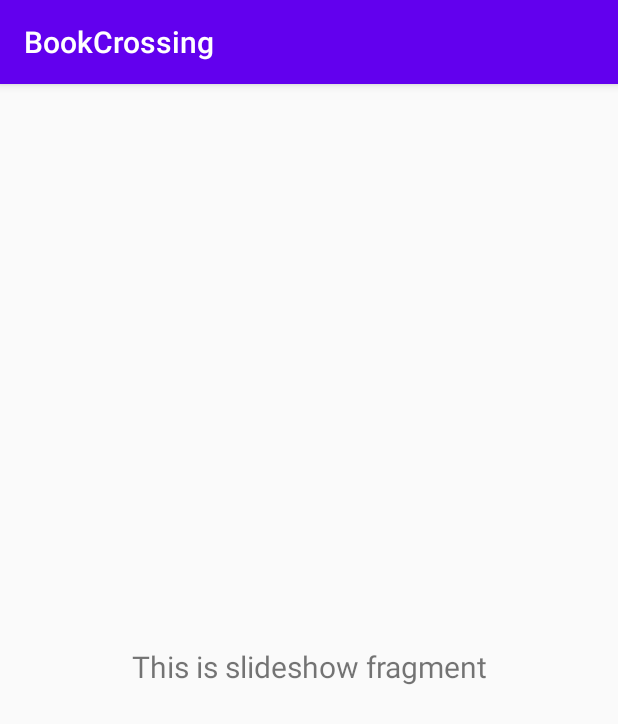
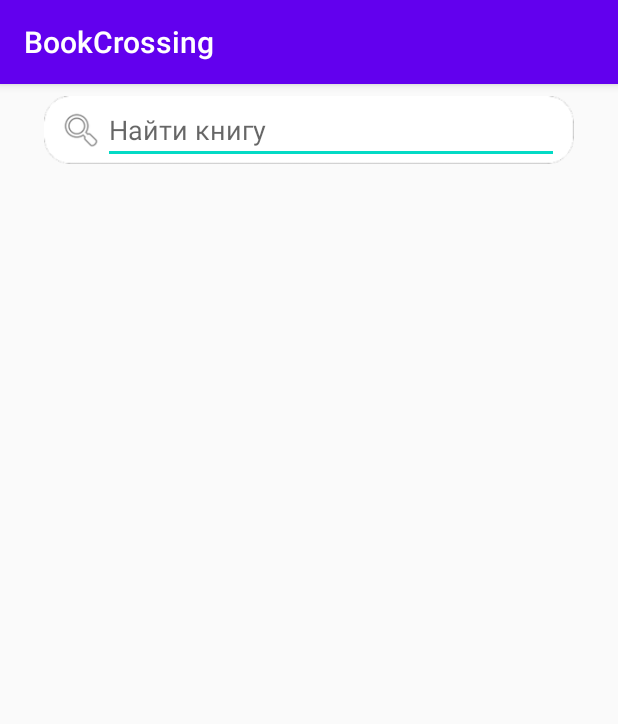
Before and after one commit to thetruemox/BookCrossing, an Android app: the fragment SlideshowFragment shown on its own in the app's theme, on a phone screen of 412 x 824 dp. Shown: the top 724 px of the screen. Run offline under Robolectric (Android 15) with nearby library versions, the phone set to English and light mode, and no system bars.

Commit message:
Правки

```diff
--- a/app/src/main/java/com/example/bookcrossing/MainActivity.java
+++ b/app/src/main/java/com/example/bookcrossing/MainActivity.java
@@ -39,7 +39,7 @@
         // Passing each menu ID as a set of Ids because each
         // menu should be considered as top level destinations.
         mAppBarConfiguration = new AppBarConfiguration.Builder(
-                R.id.nav_home, R.id.nav_gallery, R.id.nav_slideshow)
+                R.id.nav_home, R.id.nav_gallery, R.id.nav_my_books)
                 .setDrawerLayout(drawer)
                 .build();
         NavController navController = Navigation.findNavController(this, R.id.nav_host_fragment);
--- a/app/src/main/java/com/example/bookcrossing/ui/slideshow/SlideshowFragment.java
+++ b/app/src/main/java/com/example/bookcrossing/ui/slideshow/SlideshowFragment.java
@@ -22,14 +22,8 @@
                              ViewGroup container, Bundle savedInstanceState) {
         slideshowViewModel =
                 ViewModelProviders.of(this).get(SlideshowViewModel.class);
-        View root = inflater.inflate(R.layout.fragment_slideshow, container, false);
-        final TextView textView = root.findViewById(R.id.text_slideshow);
-        slideshowViewModel.getText().observe(getViewLifecycleOwner(), new Observer<String>() {
-            @Override
-            public void onChanged(@Nullable String s) {
-                textView.setText(s);
-            }
-        });
+        View root = inflater.inflate(R.layout.fragment_mybooks, container, false);
+
         return root;
     }
 }
--- a/app/src/main/res/layout/fragment_home.xml
+++ b/app/src/main/res/layout/fragment_home.xml
@@ -3,8 +3,7 @@
     xmlns:app="http://schemas.android.com/apk/res-auto"
     xmlns:tools="http://schemas.android.com/tools"
     android:layout_width="match_parent"
-    android:layout_height="match_parent"
-    tools:context=".ui.home.HomeFragment">
+    android:layout_height="match_parent">
 
     <ScrollView
         android:layout_width="match_parent"
--- /dev/null
+++ b/app/src/main/res/layout/fragment_mybooks.xml
@@ -0,0 +1,57 @@
+<?xml version="1.0" encoding="utf-8"?>
+<androidx.constraintlayout.widget.ConstraintLayout xmlns:android="http://schemas.android.com/apk/res/android"
+    xmlns:app="http://schemas.android.com/apk/res-auto"
+    xmlns:tools="http://schemas.android.com/tools"
+    android:layout_width="match_parent"
+    android:layout_height="match_parent">
+
+    <LinearLayout
+        android:id="@+id/linearLayout5"
+        android:layout_width="match_parent"
+        android:layout_height="wrap_content"
+        android:layout_marginStart="29dp"
+        android:layout_marginTop="8dp"
+        android:layout_marginEnd="29dp"
+        android:background="@drawable/f32"
+        android:gravity="center"
+        android:orientation="horizontal"
+        android:paddingLeft="10dp"
+        android:paddingRight="10dp"
+        app:layout_constraintEnd_toEndOf="parent"
+        app:layout_constraintStart_toStartOf="parent"
+        app:layout_constraintTop_toTopOf="parent">
+
+        <Button
+            android:id="@+id/button6"
+            android:layout_width="29dp"
+            android:layout_height="29dp"
+            android:layout_weight="0"
+            android:background="@android:drawable/ic_menu_search" />
+
+        <EditText
+            android:id="@+id/find_book"
+            android:layout_width="wrap_content"
+            android:layout_height="wrap_content"
+            android:layout_weight="1"
+            android:ems="10"
+            android:hint="Найти книгу"
+            android:inputType="textPersonName" />
+
+    </LinearLayout>
+
+    <ScrollView
+        android:id="@+id/scrollView2"
+        android:layout_width="match_parent"
+        android:layout_height="wrap_content"
+        app:layout_constraintEnd_toEndOf="parent"
+        app:layout_constraintHorizontal_bias="0.0"
+        app:layout_constraintStart_toStartOf="parent"
+        app:layout_constraintTop_toBottomOf="@+id/linearLayout5">
+
+        <LinearLayout
+            android:layout_width="match_parent"
+            android:layout_height="wrap_content"
+            android:orientation="vertical"/>
+    </ScrollView>
+
+</androidx.constraintlayout.widget.ConstraintLayout>
--- a/app/src/main/res/layout/fragment_slideshow.xml
+++ /dev/null
@@ -1,22 +0,0 @@
-<?xml version="1.0" encoding="utf-8"?>
-<androidx.constraintlayout.widget.ConstraintLayout xmlns:android="http://schemas.android.com/apk/res/android"
-    xmlns:app="http://schemas.android.com/apk/res-auto"
-    xmlns:tools="http://schemas.android.com/tools"
-    android:layout_width="match_parent"
-    android:layout_height="match_parent"
-    tools:context=".ui.slideshow.SlideshowFragment">
-
-    <TextView
-        android:id="@+id/text_slideshow"
-        android:layout_width="match_parent"
-        android:layout_height="wrap_content"
-        android:layout_marginStart="8dp"
-        android:layout_marginTop="8dp"
-        android:layout_marginEnd="8dp"
-        android:textAlignment="center"
-        android:textSize="20sp"
-        app:layout_constraintBottom_toBottomOf="parent"
-        app:layout_constraintEnd_toEndOf="parent"
-        app:layout_constraintStart_toStartOf="parent"
-        app:layout_constraintTop_toTopOf="parent" />
-</androidx.constraintlayout.widget.ConstraintLayout>
--- a/app/src/main/res/menu/activity_main_drawer.xml
+++ b/app/src/main/res/menu/activity_main_drawer.xml
@@ -13,7 +13,7 @@
             android:icon="@drawable/ic_menu_gallery"
             android:title="Профиль" />
         <item
-            android:id="@+id/nav_slideshow"
+            android:id="@+id/nav_my_books"
             android:icon="@drawable/ic_menu_slideshow"
             android:title="Мои книги" />
     </group>
--- a/app/src/main/res/values/strings.xml
+++ b/app/src/main/res/values/strings.xml
@@ -7,8 +7,4 @@
     <string name="nav_header_subtitle">android.studio@android.com</string>
     <string name="nav_header_desc">Navigation header</string>
     <string name="action_settings">Settings</string>
-
-    <string name="menu_home">Home</string>
-    <string name="menu_gallery">Gallery</string>
-    <string name="menu_slideshow">Slideshow</string>
 </resources>
```
Also changed, not shown: app/src/main/res/layout/registration_screen.xml (+5 -3 lines), app/src/main/res/navigation/mobile_navigation.xml (+5 -5 lines), app/src/main/res/drawable-xxxhdpi/f32.png (added), 1 other file.
